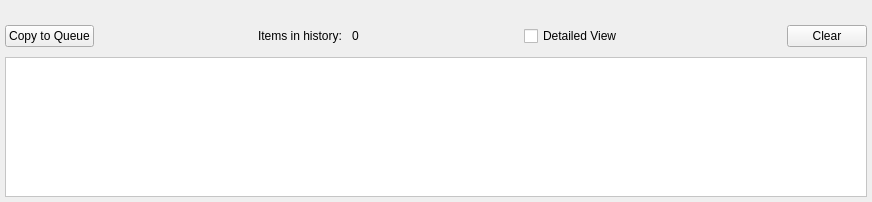
The window that src/QSview/resources/history.ui (BCDA-APS/QSview) describes before a commit, drawn with Qt 5.
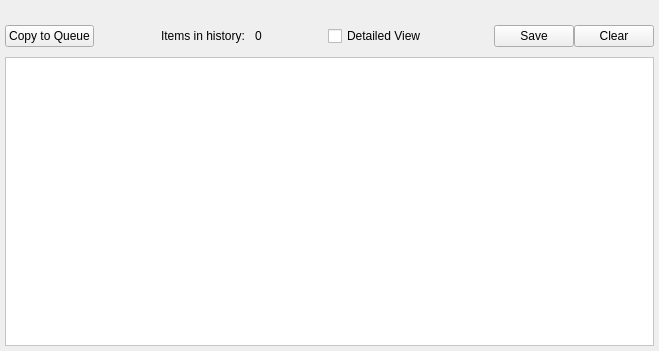
The same window after the commit. Icons and pictures are not drawn.

Commit message:
Add save history to CSV file feature
- Add 'Save History' menu action in File menu
- Add save button in history widget toolbar
- Implement doSaveHistory() method in MainWindow to save history as CSV
- Extract data with separate columns for Status, Name, Detector, Arguments, Metadata, User
- Apply current sort setting to saved data (matches display)
- Include sort order indication at end of CSV file
- Add writeHistoryFile() method to handle file dialog and CSV writing
- Add extract_row_data() and extract_arguments() helper methods

The edit to the form file:
```diff
--- a/src/QSview/resources/history.ui
+++ b/src/QSview/resources/history.ui
@@ -6,8 +6,8 @@
    <rect>
     <x>0</x>
     <y>0</y>
-    <width>872</width>
-    <height>202</height>
+    <width>659</width>
+    <height>351</height>
    </rect>
   </property>
   <property name="windowTitle">
@@ -127,6 +127,20 @@
        </property>
       </spacer>
      </item>
+     <item>
+      <widget class="QPushButton" name="saveHistoryButton">
+       <property name="toolTip">
+        <string>Save history to CSV</string>
+       </property>
+       <property name="text">
+        <string>Save</string>
+       </property>
+       <property name="icon">
+        <iconset>
+         <normaloff>icons/save.png</normaloff>icons/save.png</iconset>
+       </property>
+      </widget>
+     </item>
      <item>
       <widget class="QPushButton" name="clearHistoryButton">
        <property name="toolTip">
```
The commit also changes 3 other files.
